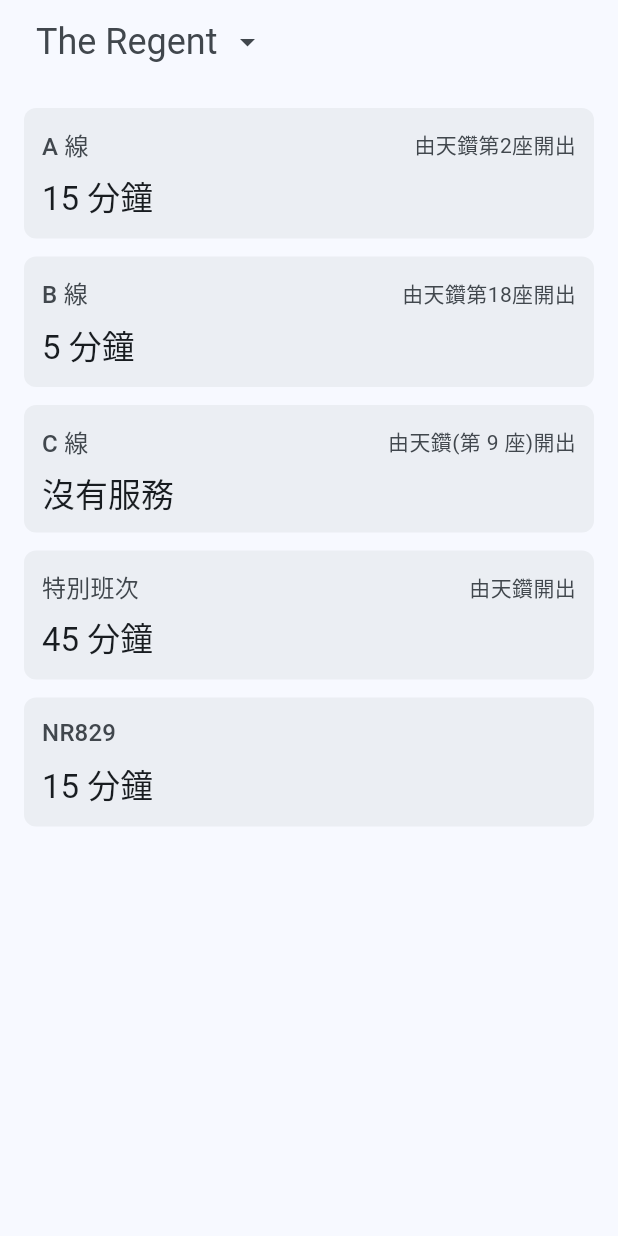
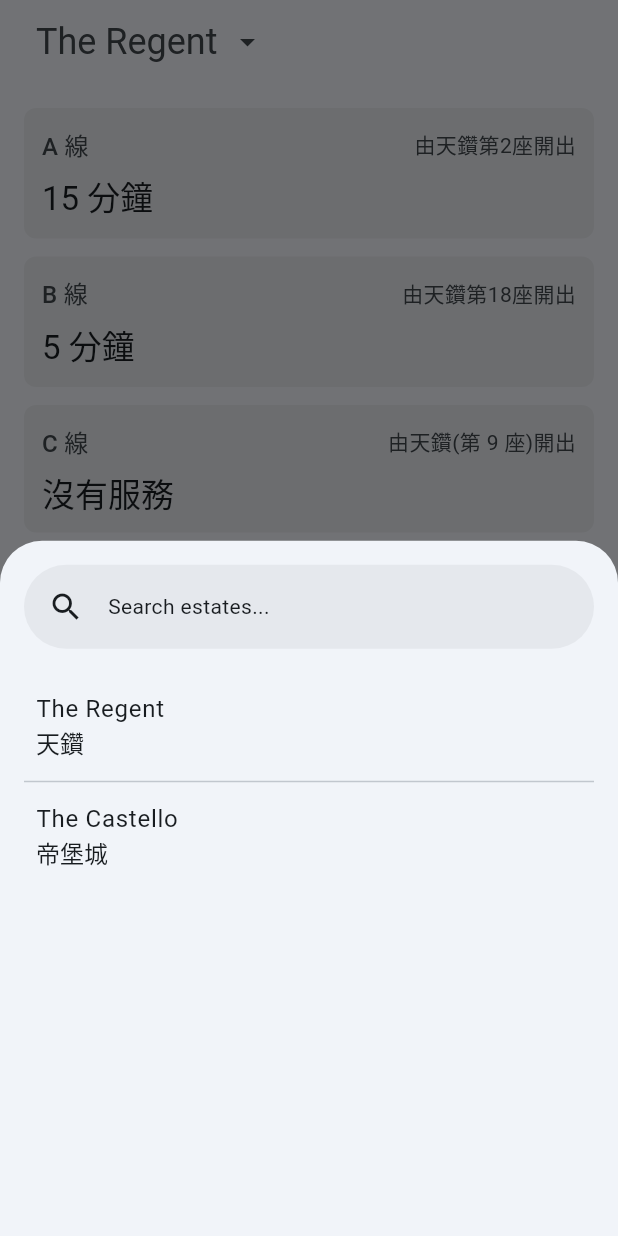
Before and after one commit to willixmch/shuttle, a Flutter app: the screen it shows after launch, after a tap on "The Regent", on a phone screen of 412 x 824 dp. Run offline on Flutter 3.47's test engine with Material 3 defaults, Android fonts, the phone set to English and light mode, and no system bars; our stand-ins replace sqflite; accounts and stored records are empty.

Commit message:
Added Bottom Sheet

```diff
--- /dev/null
+++ b/lib/components/estate_filter_sheet.dart
@@ -0,0 +1,114 @@
+import 'package:flutter/material.dart';
+import 'package:shuttle/models/estate.dart';
+import 'package:shuttle/services/database_helper.dart';
+
+// A bottom sheet widget for filtering estates with a search bar and estate list.
+class EstateFilterSheet extends StatefulWidget {
+  final ValueChanged<Estate> onEstateSelected;
+
+  const EstateFilterSheet({
+    super.key,
+    required this.onEstateSelected,
+  });
+
+  @override
+  _EstateFilterSheetState createState() => _EstateFilterSheetState();
+}
+
+class _EstateFilterSheetState extends State<EstateFilterSheet> {
+  final DatabaseHelper _dbHelper = DatabaseHelper.instance;
+  final TextEditingController _searchController = TextEditingController();
+  List<Estate> _estates = [];
+  List<Estate> _filteredEstates = [];
+  bool _isLoading = true;
+
+  @override
+  void initState() {
+    super.initState();
+    _loadEstates();
+    _searchController.addListener(_filterEstates);
+  }
+
+  @override
+  void dispose() {
+    _searchController.dispose();
+    super.dispose();
+  }
+
+  // Loads all estates from the database.
+  Future<void> _loadEstates() async {
+    final estates = await _dbHelper.getAllEstates();
+    if (mounted) {
+      setState(() {
+        _estates = estates;
+        _filteredEstates = estates;
+        _isLoading = false;
+      });
+    }
+  }
+
+  // Filters estates based on the search query (searches both English and Chinese titles).
+  void _filterEstates() {
+    final query = _searchController.text.toLowerCase();
+    setState(() {
+      _filteredEstates = _estates.where((estate) {
+        return estate.estateTitleEn.toLowerCase().contains(query) ||
+            estate.estateTitleZh.toLowerCase().contains(query);
+      }).toList();
+    });
+  }
+
+  @override
+  Widget build(BuildContext context) {
+    final theme = Theme.of(context);
+    return Container(
+      padding: const EdgeInsets.all(16.0),
+      height: MediaQuery.of(context).size.height * 0.8, // 80% of screen height
+      child: Column(
+        children: [
+          // Material 3 SearchBar without shadow
+          SearchBar(
+            controller: _searchController,
+            hintText: 'Search estates...',
+            leading: const Icon(Icons.search),
+            textStyle: WidgetStatePropertyAll(theme.textTheme.bodyMedium),
+            padding: const WidgetStatePropertyAll(EdgeInsets.symmetric(horizontal: 16.0)),
+            elevation: const WidgetStatePropertyAll(0.0), // No shadow
+          ),
+          const SizedBox(height: 16.0),
+          // Estate list or loading indicator
+          Expanded(
+            child: _isLoading
+                ? const Center(child: CircularProgressIndicator())
+                : _filteredEstates.isEmpty
+                    ? const Center(child: Text('No estates found'))
+                    : ListView.separated(
+                        itemCount: _filteredEstates.length,
+                        itemBuilder: (context, index) {
+                          final estate = _filteredEstates[index];
+                          return ListTile(
+                            contentPadding: const EdgeInsets.symmetric(horizontal: 8.0), // Even narrower
+                            title: Text(
+                              estate.estateTitleEn,
+                              style: theme.textTheme.bodyLarge, // Smaller font
+                            ),
+                            subtitle: Text(
+                              estate.estateTitleZh,
+                              style: theme.textTheme.titleLarge?.copyWith(
+                                fontSize: 16.0, // Smaller for compactness
+                              ),
+                            ),
+                            onTap: () {
+                              widget.onEstateSelected(estate);
+                              Navigator.pop(context); // Close bottom sheet
+                            },
+                          );
+                        },
+                        separatorBuilder: (context, index) => const Divider(height: 1,), // Add divider between items
+                      ),
+          ),
+        ],
+      ),
+    );
+  }
+}
--- a/lib/components/home_bar.dart
+++ b/lib/components/home_bar.dart
@@ -2,10 +2,12 @@ import 'package:flutter/material.dart';
 
 class HomeBar extends StatelessWidget implements PreferredSizeWidget {
   final double toolbarHeight;
+  final VoidCallback? onTap;
 
   const HomeBar({
     super.key,
-    this.toolbarHeight = kToolbarHeight, // Default to 56.0
+    this.toolbarHeight = kToolbarHeight,
+    this.onTap,
   });
 
   @override
@@ -20,7 +22,7 @@ class HomeBar extends StatelessWidget implements PreferredSizeWidget {
         child: SizedBox(
           height: toolbarHeight,
           child: InkWell(
-            onTap: () {},
+            onTap: onTap,
             borderRadius: BorderRadius.circular(8),
             child: Padding(
               padding: const EdgeInsets.symmetric(horizontal: 8),
--- a/lib/data/the_castello_data.dart
+++ b/lib/data/the_castello_data.dart
@@ -2,6 +2,8 @@
 const theCastelloData = {
   'estateId': '0002',
   'estateName': 'theCastello',
+  'estateTitleZh': '帝堡城',
+  'estateTitleEn': 'The Castello',
   'routes': [
 
     {
--- a/lib/data/the_regent_data.dart
+++ b/lib/data/the_regent_data.dart
@@ -2,6 +2,8 @@
 const theRegentData = {
   'estateId': '0001',
   'estateName': 'theRegent',
+  'estateTitleZh': '天鑽',
+  'estateTitleEn': 'The Regent',
   'routes': [
 
     {
--- a/lib/models/estate.dart
+++ b/lib/models/estate.dart
@@ -6,12 +6,20 @@ class Estate {
   // Unique identifier for the estate (e.g., '0001').
   final String estateId;
 
-  // Name of the estate (e.g., 'theRegent').
+  // Name of the estate (e.g., 'theRegent'), kept for database compatibility.
   final String estateName;
+
+  // Chinese title of the estate (e.g., '天鑽').
+  final String estateTitleZh;
+
+  // English title of the estate (e.g., 'The Regent').
+  final String estateTitleEn;
 
   const Estate({
     required this.estateId,
     required this.estateName,
+    required this.estateTitleZh,
+    required this.estateTitleEn,
   });
 
   // Converts an Estate object to a map for database insertion.
@@ -19,6 +27,8 @@ class Estate {
     return {
       'estateId': estateId,
       'estateName': estateName,
+      'estateTitleZh': estateTitleZh,
+      'estateTitleEn': estateTitleEn,
     };
   }
 
@@ -27,12 +37,14 @@ class Estate {
     return Estate(
       estateId: map['estateId'] as String,
       estateName: map['estateName'] as String,
+      estateTitleZh: map['estateTitleZh'] as String,
+      estateTitleEn: map['estateTitleEn'] as String,
     );
   }
 
   // String representation for debugging.
   @override
   String toString() {
-    return 'Estate{estateId: $estateId, estateName: $estateName}';
+    return 'Estate{estateId: $estateId, estateName: $estateName, estateTitleZh: $estateTitleZh, estateTitleEn: $estateTitleEn}';
   }
 }
--- a/lib/pages/home.dart
+++ b/lib/pages/home.dart
@@ -1,7 +1,9 @@
 import 'dart:async';
 import 'package:flutter/material.dart';
+import 'package:shuttle/components/estate_filter_sheet.dart';
 import 'package:shuttle/components/home_bar.dart';
 import 'package:shuttle/components/shuttle_card.dart';
+import 'package:shuttle/models/estate.dart';
 import 'package:shuttle/services/database_helper.dart';
 import 'package:shuttle/models/routes.dart';
 import 'package:shuttle/models/schedule.dart';
@@ -55,6 +57,7 @@ class _HomeState extends State<Home> {
       );
       final etaData = EtaCalculator.calculateEtas(schedules, currentTime);
 
+      // Step 4 will add filtering logic here
       if (estate != null) {
         routeData.add({
           'route': route,
@@ -143,10 +146,26 @@ class _HomeState extends State<Home> {
     });
   }
 
+  // Shows the bottom sheet for estate filtering.
+  void _showEstateFilterSheet() {
+    showModalBottomSheet(
+      context: context,
+      builder: (context) {
+        return EstateFilterSheet(
+          onEstateSelected: (Estate estate) {
+            // Placeholder: Will handle estate selection in Step 4
+          },
+        );
+      },
+    );
+  }
+
   @override
   Widget build(BuildContext context) {
     return Scaffold(
-      appBar: HomeBar(),
+      appBar: HomeBar(
+        onTap: _showEstateFilterSheet, // Pass callback to HomeBar
+      ),
       body: Container(
         margin: const EdgeInsets.all(16),
         child: _cachedRouteData.isEmpty
--- a/lib/services/database_helper.dart
+++ b/lib/services/database_helper.dart
@@ -41,7 +41,9 @@ class DatabaseHelper {
     await db.execute('''
       CREATE TABLE estates (
         estateId TEXT PRIMARY KEY,
-        estateName TEXT NOT NULL
+        estateName TEXT NOT NULL,
+        estateTitleZh TEXT NOT NULL,
+        estateTitleEn TEXT NOT NULL
       )
     ''');
 
@@ -73,7 +75,7 @@ class DatabaseHelper {
 
   // Loads data from all estate data files into the database.
   Future _insertEstateData(Database db) async {
-    // List of estate data sources (add new estate files here) !!!!!!!!!!!!!!!!!!!!!!!!!!!!!!!!!!!!!!!!!
+    // List of estate data sources (add new estate files here)
     final estateDataSources = [theRegentData, theCastelloData];
 
     for (var estateData in estateDataSources) {
@@ -83,6 +85,8 @@ class DatabaseHelper {
         {
           'estateId': estateData['estateId'],
           'estateName': estateData['estateName'],
+          'estateTitleZh': estateData['estateTitleZh'],
+          'estateTitleEn': estateData['estateTitleEn'],
         },
         conflictAlgorithm: ConflictAlgorithm.ignore,
       );
@@ -139,6 +143,13 @@ class DatabaseHelper {
     }
   }
 
+  // Fetches all estates from the database.
+  Future<List<Estate>> getAllEstates() async {
+    final db = await database;
+    final List<Map<String, dynamic>> maps = await db.query('estates');
+    return List.generate(maps.length, (i) => Estate.fromMap(maps[i]));
+  }
+
   // Fetches all routes from the database, including estate information.
   Future<List<Routes>> getAllRoutes() async {
     final db = await database;
```
